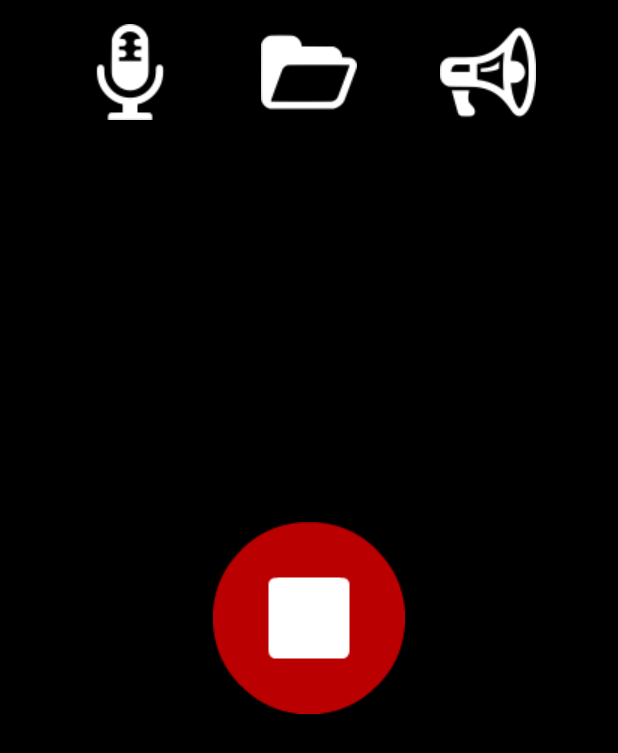
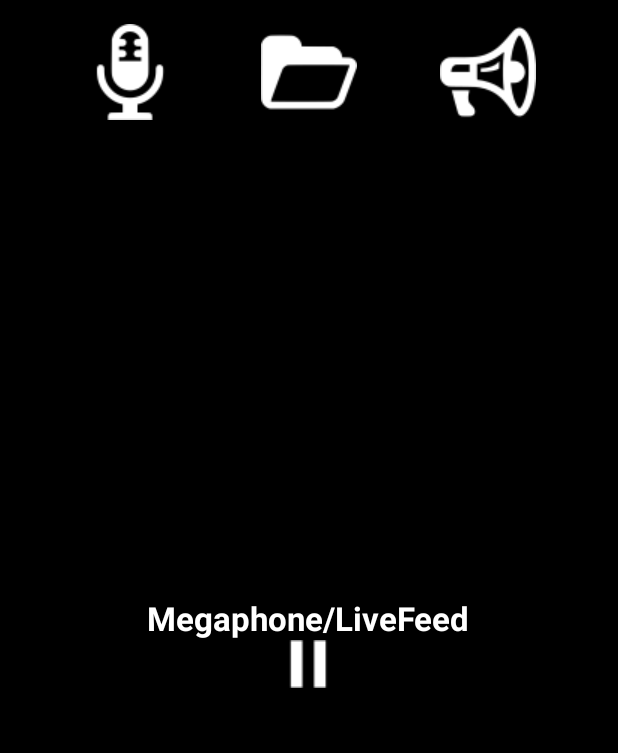
Before and after one commit to jaredwilson/Project, an Android app: the Editing screen opened directly, with no data from a screen before it, after a tap on an icon or button, on a phone screen of 412 x 824 dp. Shown: the top 753 px of the screen. Run offline under Robolectric (Android 15) with nearby library versions, the phone set to English and light mode, and no system bars.

Commit message:
liveFeed , gui improvement

```diff
--- a/app/src/main/java/jaredwilson/project/Editing.java
+++ b/app/src/main/java/jaredwilson/project/Editing.java
@@ -65,11 +65,11 @@ public class Editing extends AppCompatActivity {
 
         if (isRecording) {
              isRecording = false;
-            ((ImageButton)findViewById(R.id.liveFeedImage)).setImageResource(R.drawable.rec_03copy);
+            ((ImageButton)findViewById(R.id.liveFeedImage)).setImageResource(R.drawable.play_white);
             stopService(new Intent(this, SomeService.class));
         } else {
             isRecording = true;
-            ((ImageButton)findViewById(R.id.liveFeedImage)).setImageResource(R.drawable.recstop_00);
+            ((ImageButton)findViewById(R.id.liveFeedImage)).setImageResource(R.drawable.pause_white);
             startService(new Intent(this, SomeService.class));
             //startLive();
         }
--- a/app/src/main/res/layout/editing_layout.xml
+++ b/app/src/main/res/layout/editing_layout.xml
@@ -48,10 +48,21 @@ tools:context=".Editing"
         android:id="@+id/liveFeedImage"
         android:layout_width="wrap_content"
         android:layout_height="wrap_content"
-        android:src="@drawable/rec_03copy"
+        android:src="@drawable/play_white"
         android:background="#00000000"
+        android:onClick="checkLive"
+        android:layout_below="@+id/liveFeedText"
+        android:layout_centerHorizontal="true"
+        android:layout_alignParentTop="false" />
+
+    <TextView
+        android:layout_width="wrap_content"
+        android:layout_height="wrap_content"
+        android:textAppearance="?android:attr/textAppearanceLarge"
+        android:text="Megaphone/LiveFeed"
+        android:id="@+id/liveFeedText"
         android:layout_centerVertical="true"
         android:layout_centerHorizontal="true"
-        android:onClick="checkLive" />
+        android:textStyle="bold" />
 
 </RelativeLayout>
--- a/app/src/main/res/layout/files_layout.xml
+++ b/app/src/main/res/layout/files_layout.xml
@@ -100,7 +100,10 @@ tools:context=".Files"
             android:layout_marginTop="15dp"
             android:layout_centerHorizontal="true"
             android:longClickable="false"
-            android:clickable="true" />
+            android:clickable="true"
+            android:smoothScrollbar="true"
+            android:nestedScrollingEnabled="false"
+            android:scrollIndicators="right" />
 
         <TextView
             android:layout_width="wrap_content"
```
